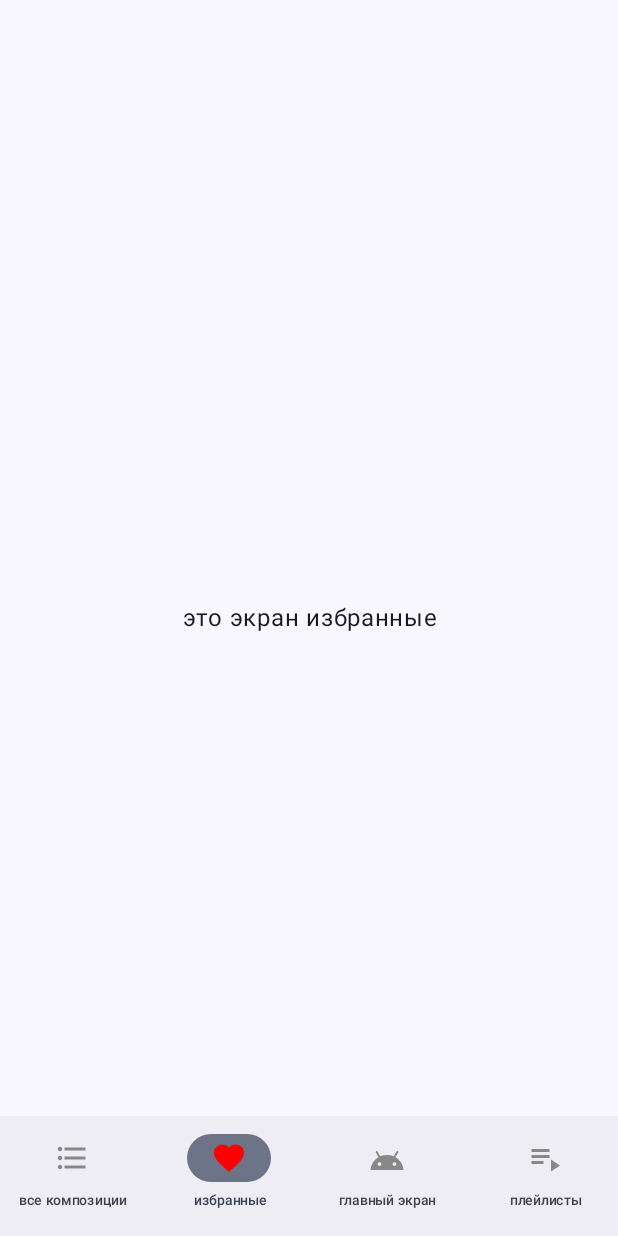
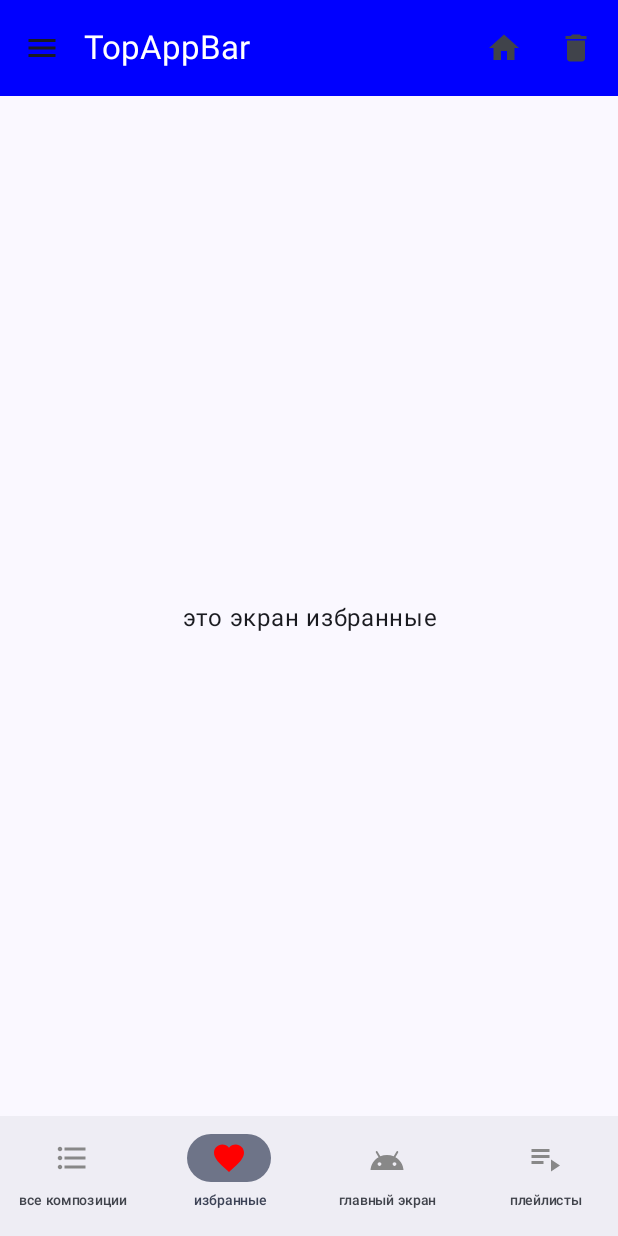
Before and after one commit to DevIsaev/Jetpack_Compose_Learning, an Android app built with Jetpack Compose: the screen it shows after launch (MainActivity), on a phone screen of 412 x 824 dp. Run offline under Robolectric (Android 15) with nearby library versions, the phone set to English and light mode, and no system bars.

Commit message:
Пятый проект
Реализован элемент TopAppBar

```diff
--- a/FifthProject/app/src/main/java/com/example/fifthproject/MainActivity.kt
+++ b/FifthProject/app/src/main/java/com/example/fifthproject/MainActivity.kt
@@ -5,30 +5,39 @@ import android.os.Bundle
 import androidx.activity.ComponentActivity
 import androidx.activity.compose.setContent
 import androidx.activity.enableEdgeToEdge
+import androidx.compose.foundation.background
 import androidx.compose.foundation.layout.fillMaxSize
 import androidx.compose.foundation.layout.padding
+import androidx.compose.material3.ExperimentalMaterial3Api
 import androidx.compose.material3.Scaffold
 import androidx.compose.material3.Text
+import androidx.compose.material3.TopAppBar
+import androidx.compose.material3.TopAppBarDefaults
 import androidx.compose.runtime.Composable
 import androidx.compose.ui.Modifier
+import androidx.compose.ui.graphics.Color
 import androidx.compose.ui.tooling.preview.Preview
 import androidx.navigation.compose.rememberNavController
+import com.example.fifthproject.TopAppBar.topAppBar
 import com.example.fifthproject.screens.bottom_navigation.BottomNav
 import com.example.fifthproject.screens.bottom_navigation.NavGraph
 import com.example.fifthproject.ui.theme.FifthProjectTheme
 
 
 class MainActivity : ComponentActivity() {
+    @OptIn(ExperimentalMaterial3Api::class)
     @SuppressLint("UnusedMaterial3ScaffoldPaddingParameter")
     override fun onCreate(savedInstanceState: Bundle?) {
         super.onCreate(savedInstanceState)
         enableEdgeToEdge()
         setContent {
             FifthProjectTheme {
-                var navController= rememberNavController()
-                Scaffold(bottomBar = {
-                    BottomNav(navController)
-                }) {
+                var navController = rememberNavController()
+                Scaffold(
+                    modifier = Modifier.fillMaxSize(),
+                    bottomBar = { BottomNav(navController) },
+                    topBar = { topAppBar(this) }
+                ) {
                     NavGraph(navController)
                 }
             }
--- /dev/null
+++ b/FifthProject/app/src/main/java/com/example/fifthproject/TopAppBar/topappBar.kt
@@ -0,0 +1,49 @@
+package com.example.fifthproject.TopAppBar
+
+import android.annotation.SuppressLint
+import android.content.Context
+import android.widget.Toast
+import androidx.compose.material.icons.Icons
+import androidx.compose.material.icons.filled.Delete
+import androidx.compose.material.icons.filled.Home
+import androidx.compose.material.icons.filled.Menu
+import androidx.compose.material3.ExperimentalMaterial3Api
+import androidx.compose.material3.Icon
+import androidx.compose.material3.IconButton
+import androidx.compose.material3.Text
+import androidx.compose.material3.TopAppBar
+import androidx.compose.material3.TopAppBarDefaults
+import androidx.compose.runtime.Composable
+import androidx.compose.ui.graphics.Color
+import androidx.compose.ui.res.painterResource
+
+@OptIn(ExperimentalMaterial3Api::class)
+@Composable
+fun topAppBar(context: Context) {
+    TopAppBar(
+        title = { Text("TopAppBar") },
+        colors = TopAppBarDefaults.topAppBarColors(
+            containerColor = Color.Blue,
+            titleContentColor = Color.White
+        ),
+        navigationIcon = {
+            IconButton(onClick = {
+                Toast.makeText(context,"Menu",Toast.LENGTH_SHORT).show()
+            }) {
+                Icon(imageVector = Icons.Filled.Menu, contentDescription = "")
+            }
+        },
+        actions = {
+            IconButton(onClick = {
+                Toast.makeText(context,"Home",Toast.LENGTH_SHORT).show()
+            }) {
+                Icon(imageVector = Icons.Filled.Home, contentDescription = "")
+            }
+            IconButton(onClick = {
+                Toast.makeText(context,"Delete",Toast.LENGTH_SHORT).show()
+            }) {
+                Icon(imageVector = Icons.Filled.Delete, contentDescription = "")
+            }
+        }
+    )
+}
```
